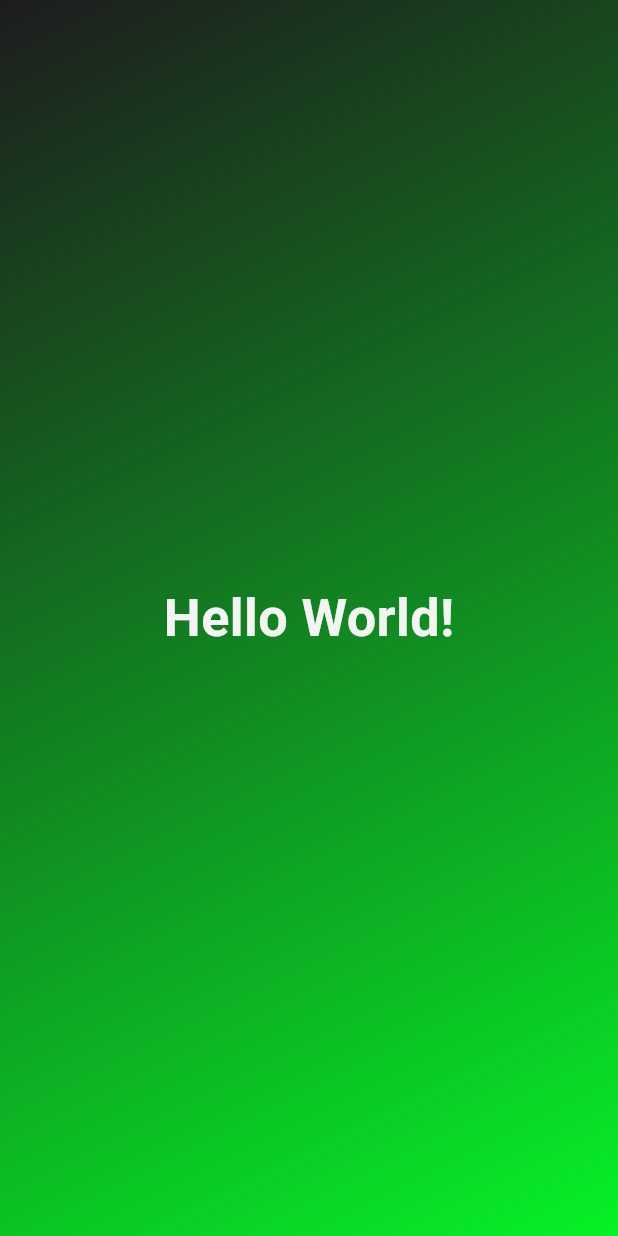
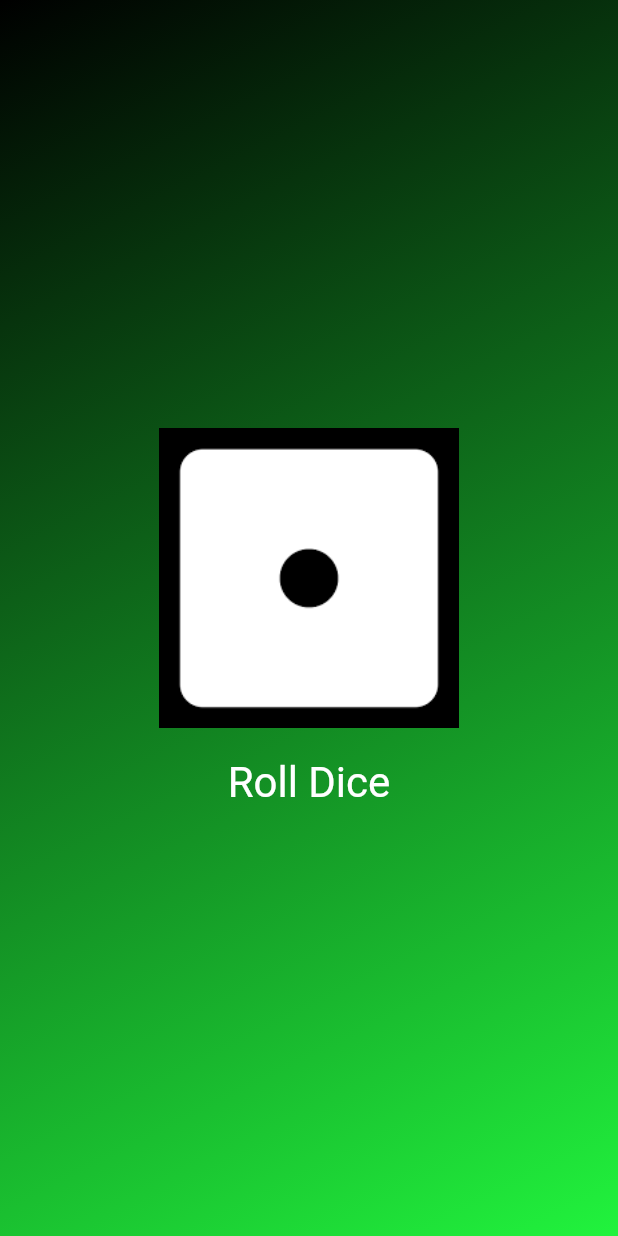
Before and after one commit to IBRAHIM00675/Flutter_application_1, a Flutter app: the screen it shows after launch, on a phone screen of 412 x 824 dp. Run offline on Flutter 3.47's test engine with Material 3 defaults, Android fonts, the phone set to English and light mode, and no system bars.

```diff
--- /dev/null
+++ b/lib/diceroller.dart
@@ -0,0 +1,43 @@
+import 'dart:math';
+
+import 'package:flutter/material.dart';
+
+class DiceRoller extends StatefulWidget {
+  const DiceRoller({super.key});
+  @override
+  State<DiceRoller> createState() {
+    return _DiceRollerState();
+  }
+}
+
+class _DiceRollerState extends State<DiceRoller> {
+  var activeDiceImage = "assets/images/dice_1.png";
+
+  void rollDice() {
+    var diceRoll = Random().nextInt(6) + 1;
+
+    setState(() {
+      activeDiceImage = "assets/images/dice_$diceRoll.png";
+    });
+  }
+
+  @override
+  Widget build(context) {
+    return Column(
+      mainAxisSize: MainAxisSize.min,
+      children: [
+        Image.asset(activeDiceImage, width: 200),
+        TextButton(
+          onPressed: rollDice,
+          style: TextButton.styleFrom(
+            padding: const EdgeInsets.only(top: 20),
+            foregroundColor: Colors.white,
+            textStyle: const TextStyle(fontSize: 28),
+          ),
+
+          child: const Text('Roll Dice'),
+        ),
+      ],
+    );
+  }
+}
--- a/lib/gradient_container.dart
+++ b/lib/gradient_container.dart
@@ -1,30 +1,25 @@
 import 'package:flutter/material.dart';
-import 'package:flutter_application_1/styled_text.dart';
+import 'package:flutter_application_1/diceroller.dart';
 
+const startAlignment = Alignment.topLeft;
+const endAlignment = Alignment.bottomRight;
 
 class GradientContainer extends StatelessWidget {
-
-  final startAlignment = Alignment.topLeft;
-  final endAlignment = Alignment.bottomRight;
 
   const GradientContainer({super.key});
 
 
   @override
-  Widget build( context) {
-
+  Widget build(context) {
     return Container(
-          decoration:BoxDecoration(
-            gradient: LinearGradient(colors: [
-              Color.fromARGB(238, 13, 13, 13),
-               Color.fromARGB(255, 6, 241, 38)],
+      decoration: const BoxDecoration(
+        gradient: LinearGradient(
+            colors: [Colors.black, Color.fromARGB(255, 33, 243, 61)],
             begin: startAlignment,
-               end: endAlignment,
-
-               )
+            end: endAlignment),
       ),
-          child: const Center(
-              child: StyledText('Hello World!'),
+      child:  Center(
+        child:DiceRoller(),
       ),
     );
   }
--- a/lib/styled_text.dart
+++ b/lib/styled_text.dart
@@ -1,20 +1,21 @@
 import 'package:flutter/material.dart';
 
-class StyledText extends StatelessWidget {
-  const StyledText(this.text,{super.key});
+class StyledText  extends StatelessWidget {
 
-     final String text;
+  const StyledText({super.key});
 
   @override
-  Widget build( context) {
-
-    return Text( text,
-                style: TextStyle(
-                  fontSize: 34.8,
-                  fontWeight: FontWeight.bold,
-                  color: Color.fromARGB(255, 242, 245, 242),
-                ),
-              );
+  Widget build(context) {
+     return  const Text(
+            'Hello World!',
+            style: TextStyle(
+              color: Color.fromARGB(255, 212, 207, 207),
+              fontSize: 28.5,
+            ),
+          );
 
   }
+
+
+
 }
```
Also changed, not shown: lib/main.dart (+1 -122 lines), pubspec.yaml (+10 -4 lines), assets/images/dice_1.png (added), assets/images/dice_2.png (added), assets/images/dice_3.png (added), assets/images/dice_4.png (added), assets/images/dice_5.png (added), assets/images/dice_6.png (added). Lines whose indentation alone changed are shown as unchanged.
